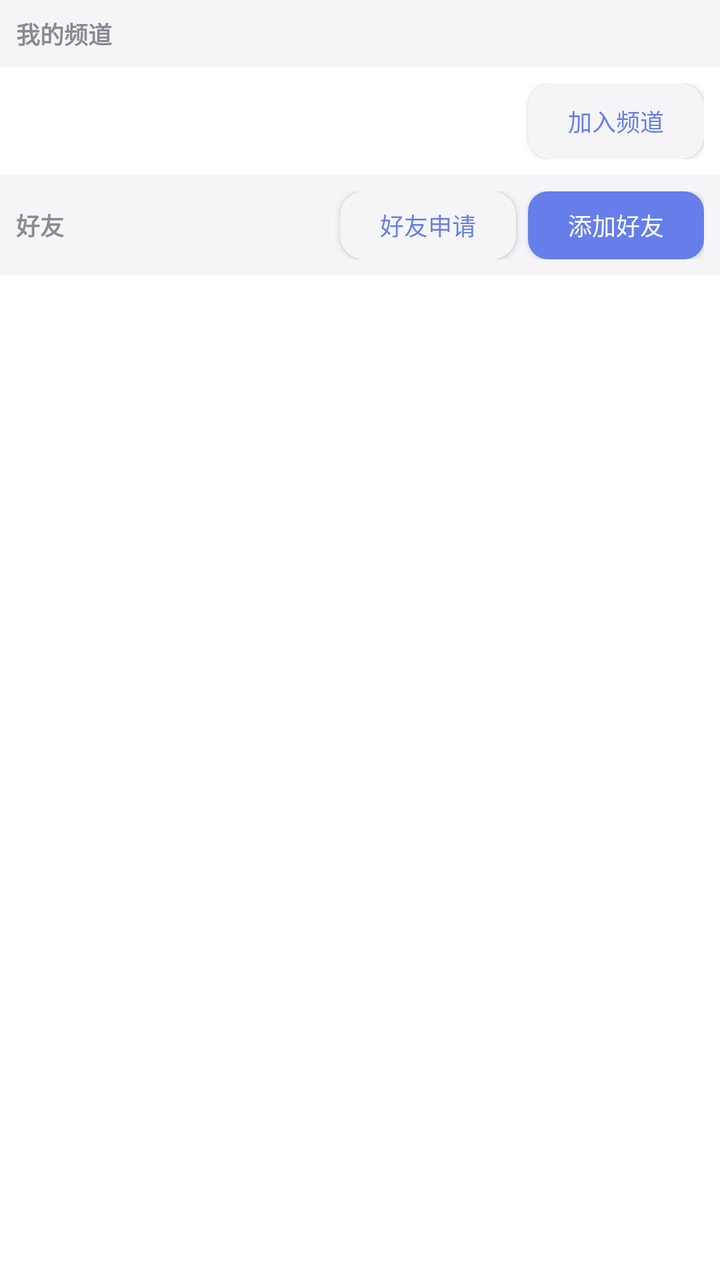
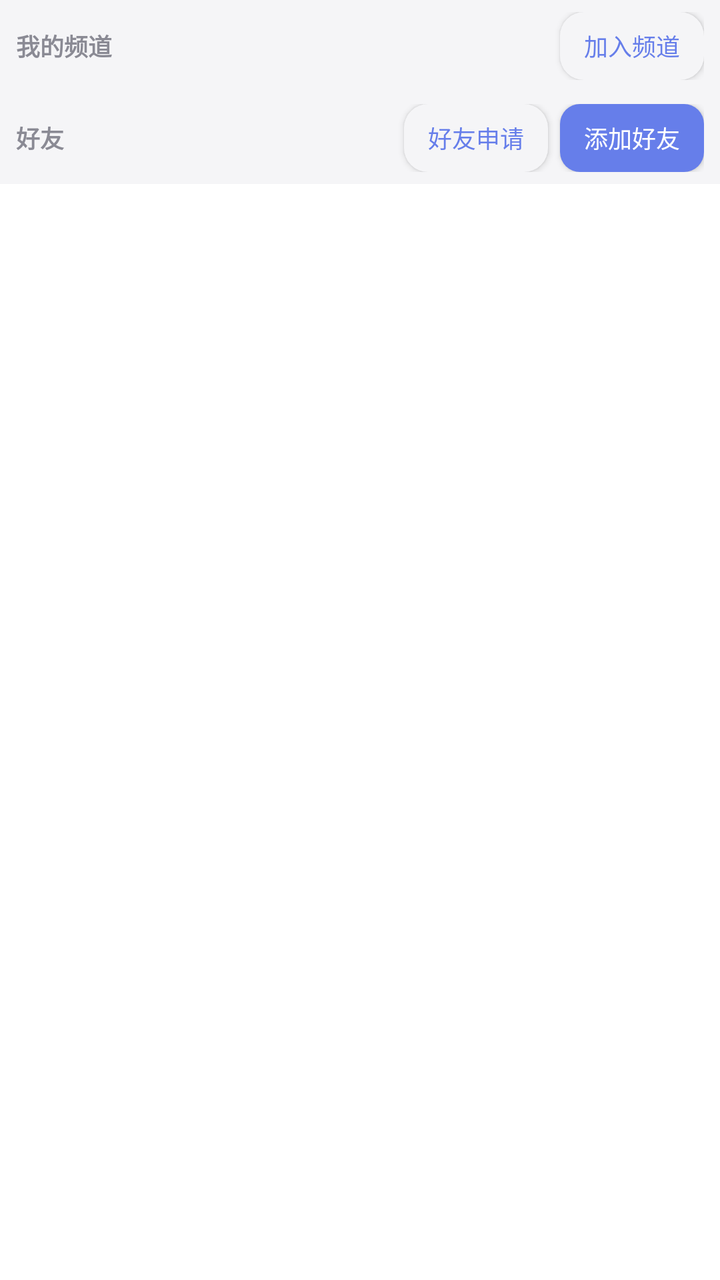

Screens rendered from an Android XML layout before and after an edit, with the pre-edit source and the edit as a unified diff.
<!-- AndroidManifest.xml: application theme AppTheme -->
<!-- res/layout/frag_friends.xml -->
<?xml version="1.0" encoding="utf-8"?>
<LinearLayout xmlns:android="http://schemas.android.com/apk/res/android"
    android:layout_width="match_parent"
    android:layout_height="match_parent"
    android:background="@color/bg"
    android:orientation="vertical">

    <TextView
        android:layout_width="match_parent"
        android:layout_height="wrap_content"
        android:background="@color/bg_panel"
        android:padding="8dp"
        android:text="@string/me_channels"
        android:textColor="@color/text_sub"
        android:textSize="12sp"
        android:textStyle="bold" />

    <LinearLayout
        android:layout_width="match_parent"
        android:layout_height="wrap_content"
        android:orientation="horizontal"
        android:padding="8dp">

        <ListView
            android:id="@+id/lvChannel"
            android:layout_width="0dp"
            android:layout_height="wrap_content"
            android:layout_weight="1"
            android:divider="@null"
            android:nestedScrollingEnabled="false" />

        <Button
            android:id="@+id/btnJoin"
            android:layout_width="wrap_content"
            android:layout_height="38dp"
            android:background="@drawable/bg_card"
            android:text="@string/ch_join"
            android:textColor="@color/accent"
            android:textSize="12sp" />
    </LinearLayout>

    <LinearLayout
        android:layout_width="match_parent"
        android:layout_height="wrap_content"
        android:background="@color/bg_panel"
        android:gravity="center_vertical"
        android:orientation="horizontal"
        android:padding="8dp">

        <TextView
            android:layout_width="0dp"
            android:layout_height="wrap_content"
            android:layout_weight="1"
            android:text="好友"
            android:textColor="@color/text_sub"
            android:textSize="12sp"
            android:textStyle="bold" />

        <Button
            android:id="@+id/btnReq"
            android:layout_width="wrap_content"
            android:layout_height="34dp"
            android:background="@drawable/bg_card"
            android:text="@string/fr_requests"
            android:textColor="@color/accent"
            android:textSize="12sp" />

        <Button
            android:id="@+id/btnAdd"
            android:layout_width="wrap_content"
            android:layout_height="34dp"
            android:layout_marginLeft="6dp"
            android:background="@drawable/bg_btn"
            android:text="@string/fr_add"
            android:textColor="@color/text_light"
            android:textSize="12sp" />
    </LinearLayout>

    <ListView
        android:id="@+id/lvFriend"
        android:layout_width="match_parent"
        android:layout_height="0dp"
        android:layout_weight="1"
        android:divider="@color/divider"
        android:dividerHeight="1dp" />
</LinearLayout>
<!-- resources referenced by this layout -->
<resources>
  <color name="accent">#667EEA</color>
  <color name="bg">#FFFFFF</color>
  <color name="bg_panel">#F5F5F7</color>
  <color name="divider">#E3E3E8</color>
  <color name="text_light">#FFFFFF</color>
  <color name="text_sub">#8A8A94</color>
  <!-- drawable bg_btn (drawable) -->
  <?xml version="1.0" encoding="utf-8"?>
  <shape xmlns:android="http://schemas.android.com/apk/res/android" android:shape="rectangle">
      <solid android:color="@color/accent" />
      <corners android:radius="10dp" />
  </shape>
  <!-- drawable bg_card (drawable) -->
  <?xml version="1.0" encoding="utf-8"?>
  <shape xmlns:android="http://schemas.android.com/apk/res/android" android:shape="rectangle">
      <solid android:color="@color/bg_panel" />
      <corners android:radius="12dp" />
  </shape>
  <string name="ch_join">加入频道</string>
  <string name="fr_add">添加好友</string>
  <string name="fr_requests">好友申请</string>
  <string name="me_channels">我的频道</string>
  <style name="AppTheme" parent="@android:style/Theme.Material.Light.NoActionBar">
          <item name="android:colorPrimary">@color/primary</item>
          <item name="android:colorPrimaryDark">@color/primaryDark</item>
          <item name="android:colorAccent">@color/accent</item>
          <item name="android:windowBackground">@color/bg</item>
          <item name="android:statusBarColor">@color/primaryDark</item>
          <item name="android:windowLightStatusBar">false</item>
      </style>
  <color name="primary">#2B2B40</color>
  <color name="primaryDark">#1B1B28</color>
</resources>

<!-- the commit's change to res/layout/frag_friends.xml (unified diff, before → after) -->
@@ -2,50 +2,63 @@
 <LinearLayout xmlns:android="http://schemas.android.com/apk/res/android"
     android:layout_width="match_parent"
     android:layout_height="match_parent"
-    android:background="@color/bg"
     android:orientation="vertical">
 
-    <TextView
+    
+    <LinearLayout
+        android:id="@+id/chanBar"
         android:layout_width="match_parent"
         android:layout_height="wrap_content"
         android:background="@color/bg_panel"
-        android:padding="8dp"
-        android:text="@string/me_channels"
-        android:textColor="@color/text_sub"
-        android:textSize="12sp"
-        android:textStyle="bold" />
+        android:gravity="center_vertical"
+        android:orientation="horizontal"
+        android:paddingLeft="8dp"
+        android:paddingTop="6dp"
+        android:paddingRight="8dp"
+        android:paddingBottom="6dp">
 
-    <LinearLayout
-        android:layout_width="match_parent"
-        android:layout_height="wrap_content"
-        android:orientation="horizontal"
-        android:padding="8dp">
-
-        <ListView
-            android:id="@+id/lvChannel"
+        <TextView
             android:layout_width="0dp"
             android:layout_height="wrap_content"
             android:layout_weight="1"
-            android:divider="@null"
-            android:nestedScrollingEnabled="false" />
+            android:text="@string/me_channels"
+            android:textColor="@color/text_sub"
+            android:textSize="12sp"
+            android:textStyle="bold" />
 
         <Button
             android:id="@+id/btnJoin"
             android:layout_width="wrap_content"
-            android:layout_height="38dp"
+            android:layout_height="34dp"
             android:background="@drawable/bg_card"
+            android:minWidth="0dp"
+            android:paddingLeft="12dp"
+            android:paddingRight="12dp"
             android:text="@string/ch_join"
             android:textColor="@color/accent"
             android:textSize="12sp" />
     </LinearLayout>
 
+    
+    <ListView
+        android:id="@+id/lvChannel"
+        android:layout_width="match_parent"
+        android:layout_height="wrap_content"
+        android:divider="@color/divider"
+        android:dividerHeight="1dp" />
+
+    
     <LinearLayout
+        android:id="@+id/friendBar"
         android:layout_width="match_parent"
         android:layout_height="wrap_content"
         android:background="@color/bg_panel"
         android:gravity="center_vertical"
         android:orientation="horizontal"
-        android:padding="8dp">
+        android:paddingLeft="8dp"
+        android:paddingTop="6dp"
+        android:paddingRight="8dp"
+        android:paddingBottom="6dp">
 
         <TextView
             android:layout_width="0dp"
@@ -61,6 +74,9 @@
             android:layout_width="wrap_content"
             android:layout_height="34dp"
             android:background="@drawable/bg_card"
+            android:minWidth="0dp"
+            android:paddingLeft="12dp"
+            android:paddingRight="12dp"
             android:text="@string/fr_requests"
             android:textColor="@color/accent"
             android:textSize="12sp" />
@@ -71,6 +87,9 @@
             android:layout_height="34dp"
             android:layout_marginLeft="6dp"
             android:background="@drawable/bg_btn"
+            android:minWidth="0dp"
+            android:paddingLeft="12dp"
+            android:paddingRight="12dp"
             android:text="@string/fr_add"
             android:textColor="@color/text_light"
             android:textSize="12sp" />
